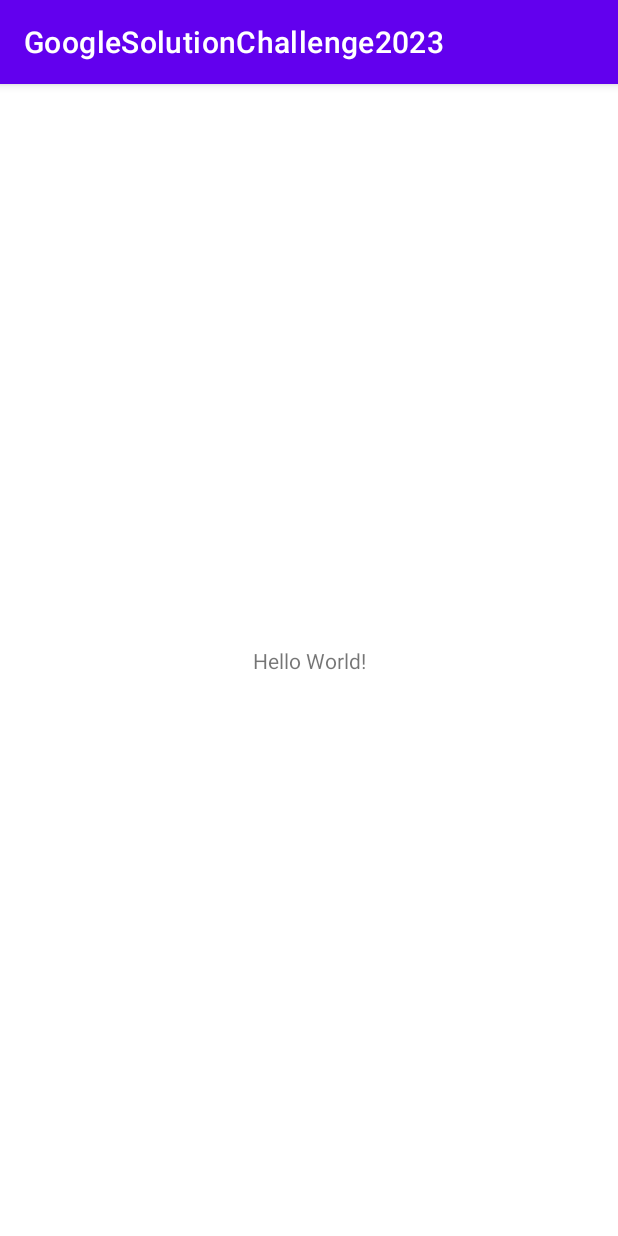
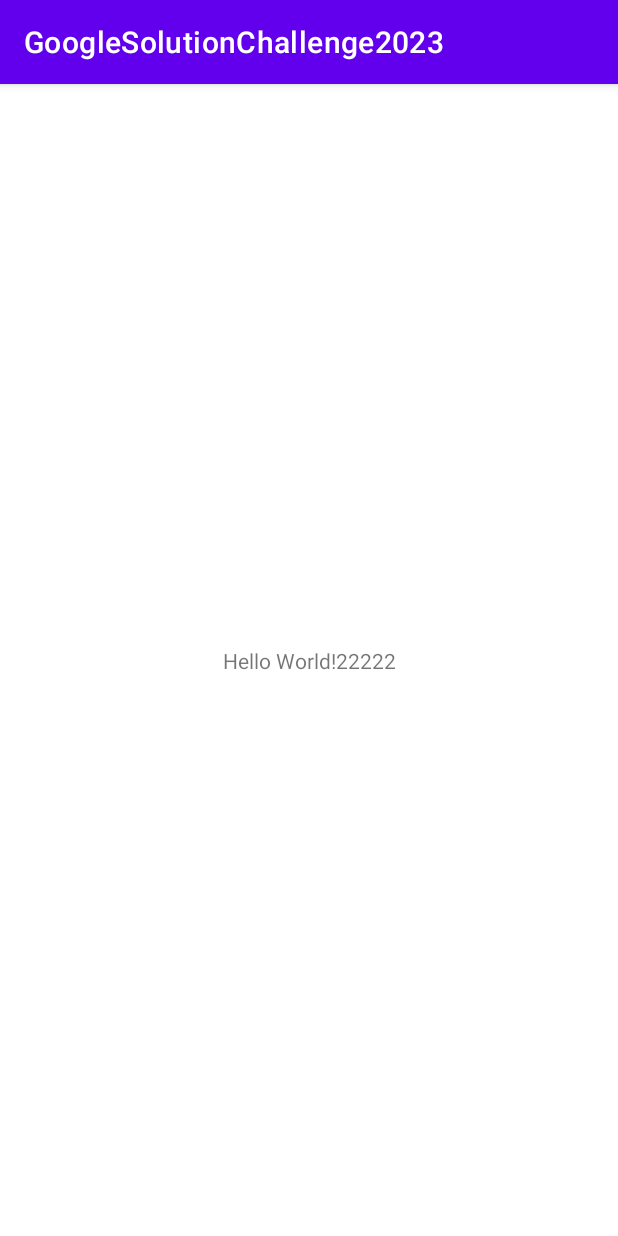
Before and after one commit to prislewarz/GoogleSolutionChallenge2023, an Android app: the screen it shows after launch (MainActivity), on a phone screen of 412 x 824 dp. Run offline under Robolectric (Android 15) with nearby library versions, the phone set to English and light mode, and no system bars.

Commit message:
112312313

```diff
--- a/GoogleSolutionChallenge2023/app/build.gradle
+++ b/GoogleSolutionChallenge2023/app/build.gradle
@@ -1,3 +1,5 @@
+import java.sql.Wrapper
+
 plugins {
     id 'com.android.application'
     id 'org.jetbrains.kotlin.android'
@@ -6,6 +8,8 @@ plugins {
 android {
     namespace 'com.example.myapplication'
     compileSdk 32
+
+
 
     defaultConfig {
         applicationId "com.example.myapplication"
--- a/GoogleSolutionChallenge2023/app/src/main/res/layout/activity_main.xml
+++ b/GoogleSolutionChallenge2023/app/src/main/res/layout/activity_main.xml
@@ -9,7 +9,7 @@
     <TextView
         android:layout_width="wrap_content"
         android:layout_height="wrap_content"
-        android:text="Hello World!"
+        android:text="Hello World!22222"
         app:layout_constraintBottom_toBottomOf="parent"
         app:layout_constraintEnd_toEndOf="parent"
         app:layout_constraintStart_toStartOf="parent"
```
